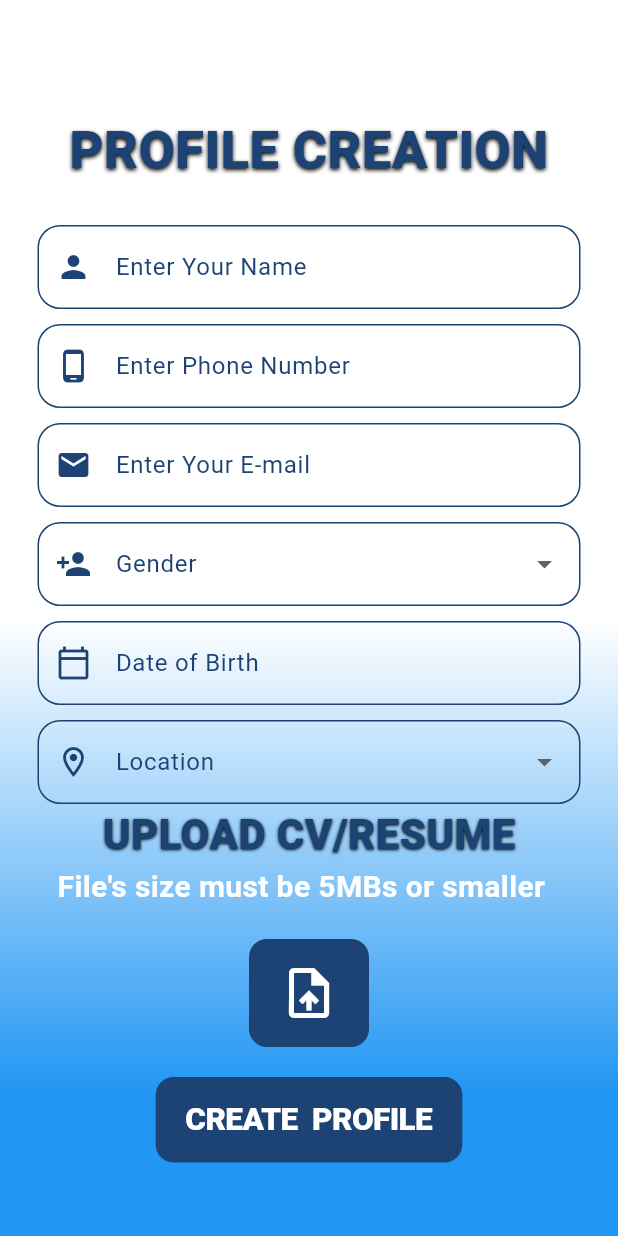
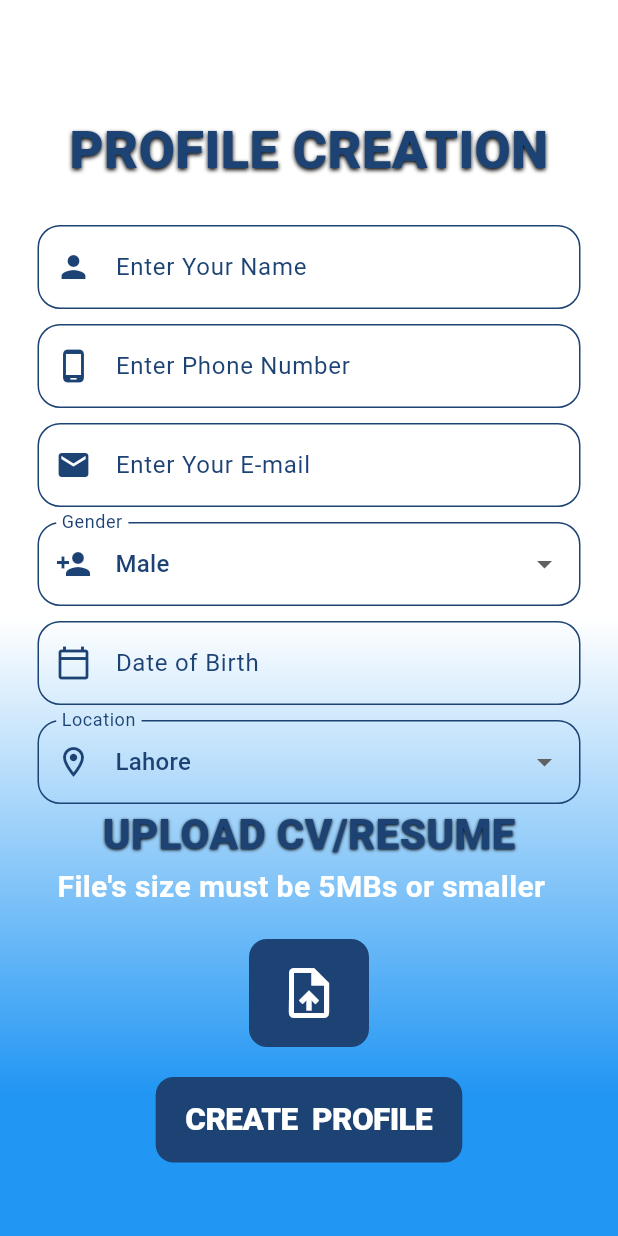
Before and after one commit to Saif334476/saat_recruitment, a Flutter app: the JobSeekerProfile screen opened directly with empty values, on a phone screen of 412 x 824 dp. Run offline on Flutter 3.47's test engine with Material 3 defaults, Android fonts, the phone set to English and light mode, and no system bars; our stand-ins replace cloud_firestore, file_picker, firebase_auth, firebase_core, firebase_storage, gap and 1 more; missing offline and left inert: email_otp, firebase_app_check, flutter_pdfview; accounts and stored records are empty.

Commit message:
cleared bugs from company_dashboard

```diff
--- a/lib/job_seeker_pages/job_seeker_form.dart
+++ b/lib/job_seeker_pages/job_seeker_form.dart
@@ -31,8 +31,8 @@ class JobSeekerProfileState extends State<JobSeekerProfile> {
   final TextEditingController _name = TextEditingController();
   final TextEditingController _email = TextEditingController();
   final TextEditingController _phoneNumber = TextEditingController();
-  String _city = "";
-  String _gender = "";
+  String _city = "Lahore";
+  String _gender = "Male";
   String? _selectedFileName;
   bool _isFileSelected = false;
 
```
